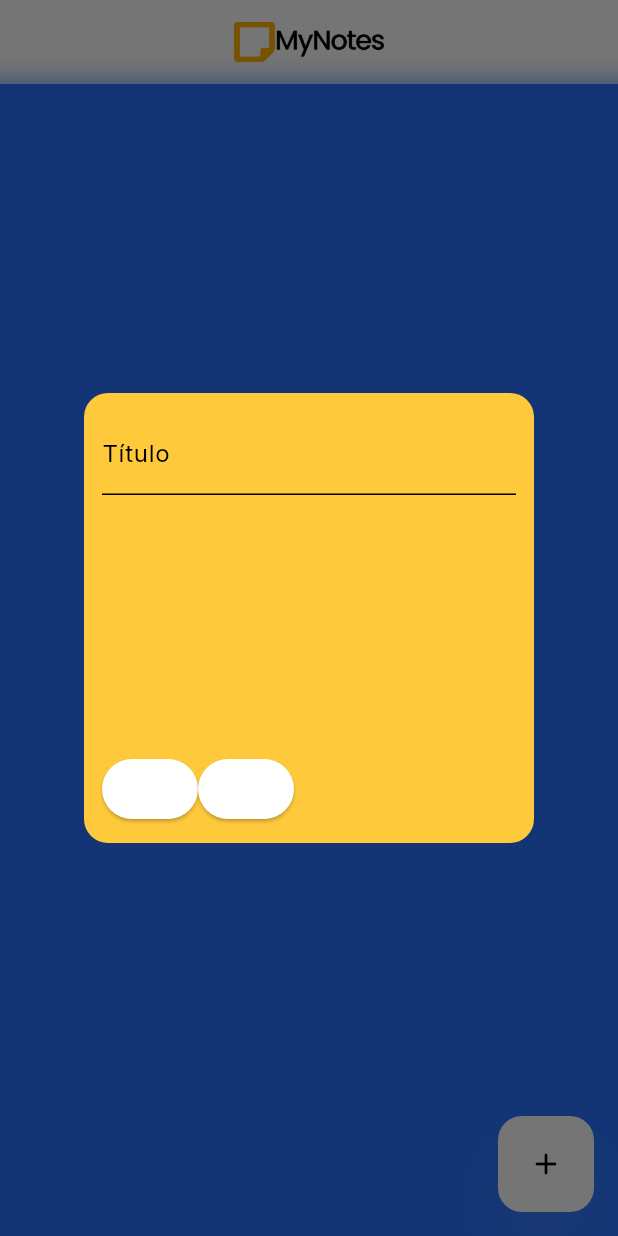
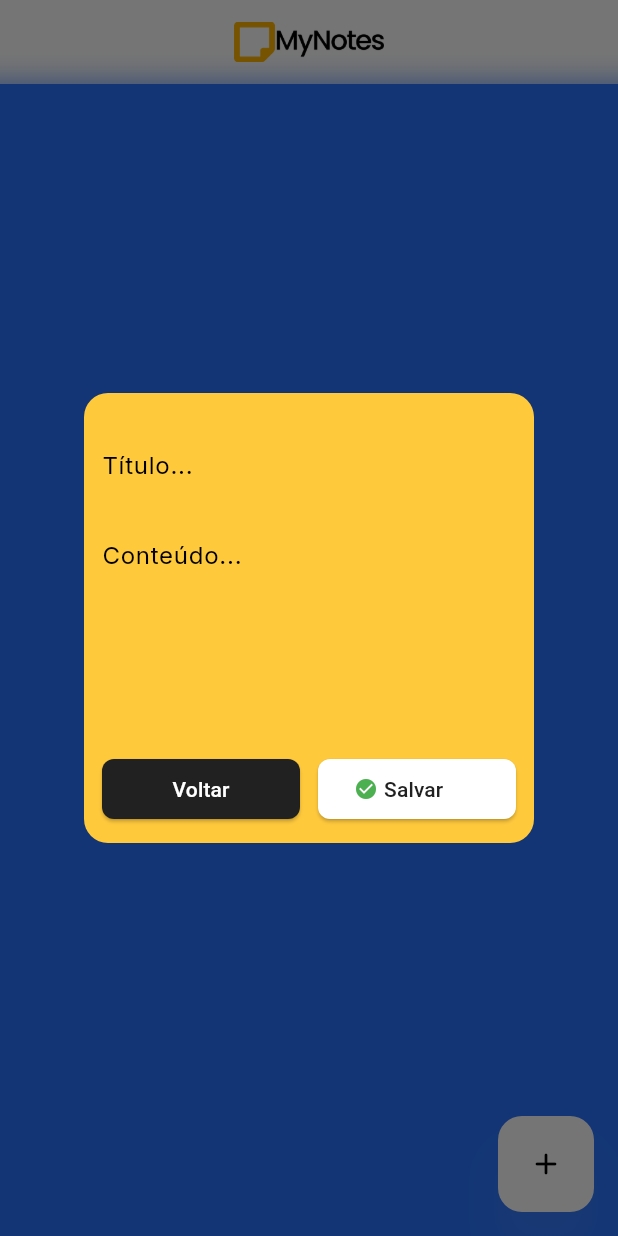
Before and after one commit to thiagofons/mynotes-mobile, a Flutter app: the screen it shows after launch, after a tap on the "add" icon, on a phone screen of 412 x 824 dp. Run offline on Flutter 3.47's test engine with Material 3 defaults, Android fonts, the phone set to English and light mode, and no system bars; our stand-ins replace google_fonts.

Commit message:
📦 NEW: Add note menu

```diff
--- a/lib/main.dart
+++ b/lib/main.dart
@@ -29,6 +29,7 @@ class MainApp extends StatelessWidget {
 
         // Define the default brightness and colors.
         cardColor: const Color(0xffffc93c),
+
         colorScheme: const ColorScheme.light(
             surface: Colors.white,
             brightness: Brightness.dark,
--- a/lib/widgets/add_note_button.dart
+++ b/lib/widgets/add_note_button.dart
@@ -1,11 +1,44 @@
 import 'package:flutter/material.dart';
+import 'package:mynotes/models/note.dart';
+import 'package:mynotes/providers/note.dart';
+import 'package:provider/provider.dart';
 
-class AddNoteButton extends StatelessWidget {
+class AddNoteButton extends StatefulWidget {
   const AddNoteButton({super.key});
 
   @override
+  State<AddNoteButton> createState() => _AddNoteButtonState();
+}
+
+class _AddNoteButtonState extends State<AddNoteButton> {
+  final Map<String, TextEditingController> textControllers = {
+    "title": TextEditingController(),
+    "content": TextEditingController(),
+  };
+
+  @override
+  void initState() {
+    super.initState();
+  }
+
+  @override
+  void dispose() {
+    textControllers.forEach((key, value) {
+      value.dispose();
+    });
+    super.dispose();
+  }
+
+  @override
   Widget build(BuildContext context) {
-    addNote() {
+    createNote() {
+      Provider.of<NoteProvider>(context, listen: false).createNote(NoteModel(
+          title: textControllers["title"]?.text,
+          content: textControllers["content"]?.text));
+      Navigator.of(context).pop();
+    }
+
+    createNoteDialog() {
       showDialog(
           context: context,
           builder: (context) {
@@ -17,21 +50,103 @@ class AddNoteButton extends StatelessWidget {
               child: Container(
                 constraints:
                     const BoxConstraints(maxWidth: 300, maxHeight: 300),
-                padding: const EdgeInsets.all(12),
+                padding: const EdgeInsets.fromLTRB(12, 24, 12, 12),
                 child: Column(
                   mainAxisAlignment: MainAxisAlignment.spaceBetween,
                   children: [
-                    const Column(
+                    Column(
                       children: [
                         TextField(
-                          decoration: InputDecoration(label: Text("Título")),
-                        )
+                          controller: textControllers["title"],
+                          textCapitalization: TextCapitalization.sentences,
+                          cursorColor: const Color(0xff212121),
+                          decoration: const InputDecoration(
+                            contentPadding: EdgeInsets.zero,
+                            enabledBorder: InputBorder.none,
+                            disabledBorder: InputBorder.none,
+                            focusedBorder: InputBorder.none,
+                            label: Text("Título..."),
+                            alignLabelWithHint: false,
+                            border: InputBorder.none,
+                            floatingLabelBehavior: FloatingLabelBehavior.never,
+                          ),
+                        ),
+                        const SizedBox(
+                          height: 12,
+                        ),
+                        TextField(
+                          controller: textControllers["content"],
+                          textCapitalization: TextCapitalization.sentences,
+                          cursorColor: const Color(0xff212121),
+                          minLines: 1,
+                          maxLines: 4,
+                          decoration: const InputDecoration(
+                            contentPadding: EdgeInsets.zero,
+                            enabledBorder: InputBorder.none,
+                            disabledBorder: InputBorder.none,
+                            focusedBorder: InputBorder.none,
+                            label: Text("Conteúdo..."),
+                            alignLabelWithHint: false,
+                            border: InputBorder.none,
+                            floatingLabelBehavior: FloatingLabelBehavior.never,
+                          ),
+                        ),
                       ],
                     ),
                     Row(
                       children: [
-                        ElevatedButton(onPressed: () {}, child: Container()),
-                        ElevatedButton(onPressed: () {}, child: Container())
+                        // Close dialog
+                        Expanded(
+                          child: Padding(
+                            padding: const EdgeInsets.only(right: 6.0),
+                            child: ElevatedButton(
+                              onPressed: () => Navigator.of(context).pop(),
+                              style: ElevatedButton.styleFrom(
+                                overlayColor: Colors.black12,
+                                backgroundColor: const Color(0xff212121),
+                                shape: RoundedRectangleBorder(
+                                  borderRadius: BorderRadius.circular(8),
+                                ),
+                              ),
+                              child: const Text(
+                                "Voltar",
+                                style: TextStyle(color: Colors.white),
+                              ),
+                            ),
+                          ),
+                        ),
+                        // Save note
+                        Expanded(
+                          child: Padding(
+                            padding: const EdgeInsets.only(left: 6.0),
+                            child: ElevatedButton(
+                              onPressed: () => createNote(),
+                              style: ElevatedButton.styleFrom(
+                                backgroundColor: Colors.white,
+                                overlayColor: Colors.black12,
+                                shape: RoundedRectangleBorder(
+                                  borderRadius: BorderRadius.circular(8),
+                                ),
+                              ),
+                              child: const Row(
+                                crossAxisAlignment: CrossAxisAlignment.center,
+                                children: [
+                                  Icon(
+                                    Icons.check_circle,
+                                    size: 16,
+                                    color: Colors.green,
+                                  ),
+                                  SizedBox(
+                                    width: 4,
+                                  ),
+                                  Text("Salvar",
+                                      style:
+                                          TextStyle(color: Color(0xff212121)))
+                                ],
+                              ),
+                            ),
+                          ),
+                        ),
                       ],
                     )
                   ],
@@ -46,7 +161,7 @@ class AddNoteButton extends StatelessWidget {
     }
 
     return ElevatedButton(
-        onPressed: () => addNote(),
+        onPressed: () => createNoteDialog(),
         style: const ButtonStyle(
           surfaceTintColor: WidgetStatePropertyAll(Color(0x22ffffff)),
           shadowColor: WidgetStatePropertyAll(Color(0x22ffffff)),
```
